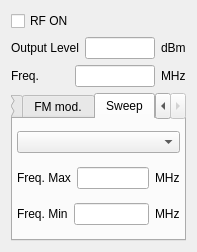
Above: modules/sg/core/signalgeneratorform.ui from northriv/KAME before the change. Below: the same form after it.
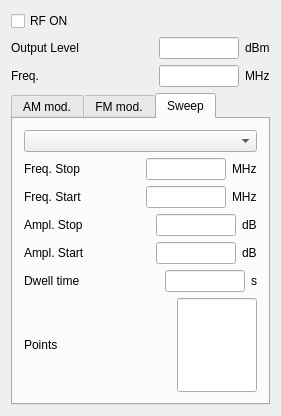
That is the form after the change. The open tabs and pages were chosen to show the change.

The edit to the form file:
```diff
--- a/modules/sg/core/signalgeneratorform.ui
+++ b/modules/sg/core/signalgeneratorform.ui
@@ -6,8 +6,8 @@
    <rect>
     <x>0</x>
     <y>0</y>
-    <width>197</width>
-    <height>252</height>
+    <width>281</width>
+    <height>416</height>
    </rect>
   </property>
   <property name="windowTitle">
@@ -443,23 +443,11 @@
        <attribute name="title">
         <string>Sweep</string>
        </attribute>
-       <layout class="QGridLayout" name="gridLayout_3">
-        <property name="leftMargin">
-         <number>4</number>
-        </property>
-        <property name="topMargin">
-         <number>4</number>
-        </property>
-        <property name="rightMargin">
-         <number>4</number>
-        </property>
-        <property name="bottomMargin">
-         <number>4</number>
-        </property>
-        <item row="0" column="0">
+       <layout class="QVBoxLayout" name="verticalLayout_2">
+        <item>
          <widget class="QComboBox" name="m_cmbSweepMode"/>
         </item>
-        <item row="1" column="0">
+        <item>
          <layout class="QHBoxLayout" name="_10">
           <item>
            <widget class="QLabel" name="textLabel5_3_7">
@@ -470,7 +458,7 @@
              </sizepolicy>
             </property>
             <property name="text">
-             <string>Freq. Max</string>
+             <string>Freq. Stop</string>
             </property>
             <property name="wordWrap">
              <bool>false</bool>
@@ -515,7 +503,7 @@
           </item>
          </layout>
         </item>
-        <item row="2" column="0">
+        <item>
          <layout class="QHBoxLayout" name="_12">
           <item>
            <widget class="QLabel" name="textLabel5_3_8">
@@ -526,7 +514,7 @@
              </sizepolicy>
             </property>
             <property name="text">
-             <string>Freq. Min</string>
+             <string>Freq. Start</string>
             </property>
             <property name="wordWrap">
              <bool>false</bool>
@@ -571,6 +559,214 @@
           </item>
          </layout>
         </item>
+        <item>
+         <layout class="QHBoxLayout" name="_14">
+          <item>
+           <widget class="QLabel" name="textLabel5_3_9">
+            <property name="sizePolicy">
+             <sizepolicy hsizetype="Preferred" vsizetype="Fixed">
+              <horstretch>0</horstretch>
+              <verstretch>0</verstretch>
+             </sizepolicy>
+            </property>
+            <property name="text">
+             <string>Ampl. Stop</string>
+            </property>
+            <property name="wordWrap">
+             <bool>false</bool>
+            </property>
+           </widget>
+          </item>
+          <item>
+           <layout class="QHBoxLayout" name="_15">
+            <item>
+             <widget class="QLineEdit" name="m_edSweepAmplStop">
+              <property name="sizePolicy">
+               <sizepolicy hsizetype="Preferred" vsizetype="Fixed">
+                <horstretch>0</horstretch>
+                <verstretch>0</verstretch>
+               </sizepolicy>
+              </property>
+              <property name="maximumSize">
+               <size>
+                <width>80</width>
+                <height>32767</height>
+               </size>
+              </property>
+             </widget>
+            </item>
+            <item>
+             <widget class="QLabel" name="textLabel2_3_2_3_9">
+              <property name="sizePolicy">
+               <sizepolicy hsizetype="Fixed" vsizetype="Fixed">
+                <horstretch>0</horstretch>
+                <verstretch>0</verstretch>
+               </sizepolicy>
+              </property>
+              <property name="text">
+               <string>dB</string>
+              </property>
+              <property name="wordWrap">
+               <bool>false</bool>
+              </property>
+             </widget>
+            </item>
+           </layout>
+          </item>
+         </layout>
+        </item>
+        <item>
+         <layout class="QHBoxLayout" name="_16">
+          <item>
+           <widget class="QLabel" name="textLabel5_3_10">
+            <property name="sizePolicy">
+             <sizepolicy hsizetype="Preferred" vsizetype="Fixed">
+              <horstretch>0</horstretch>
+              <verstretch>0</verstretch>
+             </sizepolicy>
+            </property>
+            <property name="text">
+             <string>Ampl. Start</string>
+            </property>
+            <property name="wordWrap">
+             <bool>false</bool>
+            </property>
+           </widget>
+          </item>
+          <item>
+           <layout class="QHBoxLayout" name="_17">
+            <item>
+             <widget class="QLineEdit" name="m_edSweepAmplStart">
+              <property name="sizePolicy">
+               <sizepolicy hsizetype="Preferred" vsizetype="Fixed">
+                <horstretch>0</horstretch>
+                <verstretch>0</verstretch>
+               </sizepolicy>
+              </property>
+              <property name="maximumSize">
+               <size>
+                <width>80</width>
+                <height>32767</height>
+               </size>
+              </property>
+             </widget>
+            </item>
+            <item>
+             <widget class="QLabel" name="textLabel2_3_2_3_10">
+              <property name="sizePolicy">
+               <sizepolicy hsizetype="Fixed" vsizetype="Fixed">
+                <horstretch>0</horstretch>
+                <verstretch>0</verstretch>
+               </sizepolicy>
+              </property>
+              <property name="text">
+               <string>dB</string>
+              </property>
+              <property name="wordWrap">
+               <bool>false</bool>
+              </property>
+             </widget>
+            </item>
+           </layout>
+          </item>
+         </layout>
+        </item>
+        <item>
+         <layout class="QHBoxLayout" name="_18">
+          <item>
+           <widget class="QLabel" name="textLabel5_3_11">
+            <property name="sizePolicy">
+             <sizepolicy hsizetype="Preferred" vsizetype="Fixed">
+              <horstretch>0</horstretch>
+              <verstretch>0</verstretch>
+             </sizepolicy>
+            </property>
+            <property name="text">
+             <string>Dwell time</string>
+            </property>
+            <property name="wordWrap">
+             <bool>false</bool>
+            </property>
+           </widget>
+          </item>
+          <item>
+           <layout class="QHBoxLayout" name="_19">
+            <item>
+             <widget class="QLineEdit" name="m_edSweepDwellTime">
+              <property name="sizePolicy">
+               <sizepolicy hsizetype="Preferred" vsizetype="Fixed">
+                <horstretch>0</horstretch>
+                <verstretch>0</verstretch>
+               </sizepolicy>
+              </property>
+              <property name="maximumSize">
+               <size>
+                <width>80</width>
+                <height>32767</height>
+               </size>
+              </property>
+             </widget>
+            </item>
+            <item>
+             <widget class="QLabel" name="m_">
+              <property name="sizePolicy">
+               <sizepolicy hsizetype="Fixed" vsizetype="Fixed">
+                <horstretch>0</horstretch>
+                <verstretch>0</verstretch>
+               </sizepolicy>
+              </property>
+              <property name="text">
+               <string>s</string>
+              </property>
+              <property name="wordWrap">
+               <bool>false</bool>
+              </property>
+             </widget>
+            </item>
+           </layout>
+          </item>
+         </layout>
+        </item>
+        <item>
+         <layout class="QHBoxLayout" name="_20">
+          <item>
+           <widget class="QLabel" name="textLabel5_3_12">
+            <property name="sizePolicy">
+             <sizepolicy hsizetype="Preferred" vsizetype="Fixed">
+              <horstretch>0</horstretch>
+              <verstretch>0</verstretch>
+             </sizepolicy>
+            </property>
+            <property name="text">
+             <string>Points</string>
+            </property>
+            <property name="wordWrap">
+             <bool>false</bool>
+            </property>
+           </widget>
+          </item>
+          <item>
+           <layout class="QHBoxLayout" name="_21">
+            <item>
+             <widget class="QLineEdit" name="m_edSweepPoints">
+              <property name="sizePolicy">
+               <sizepolicy hsizetype="Preferred" vsizetype="Fixed">
+                <horstretch>0</horstretch>
+                <verstretch>0</verstretch>
+               </sizepolicy>
+              </property>
+              <property name="maximumSize">
+               <size>
+                <width>80</width>
+                <height>32767</height>
+               </size>
+              </property>
+             </widget>
+            </item>
+           </layout>
+          </item>
+         </layout>
+        </item>
        </layout>
       </widget>
      </widget>
```
Left out of the diff: 6 changed lines with no effect on the pictures.
